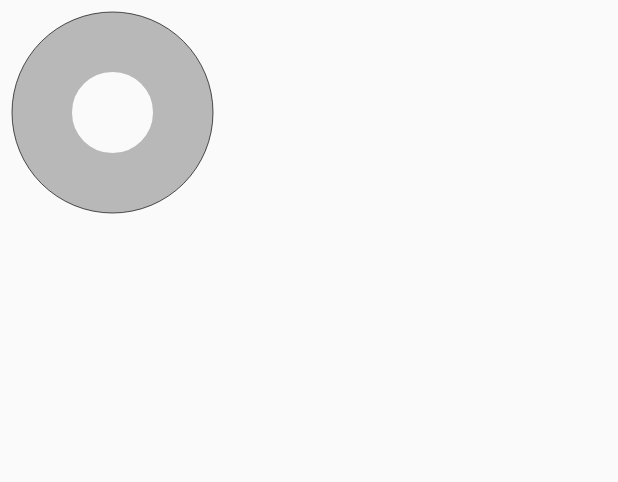
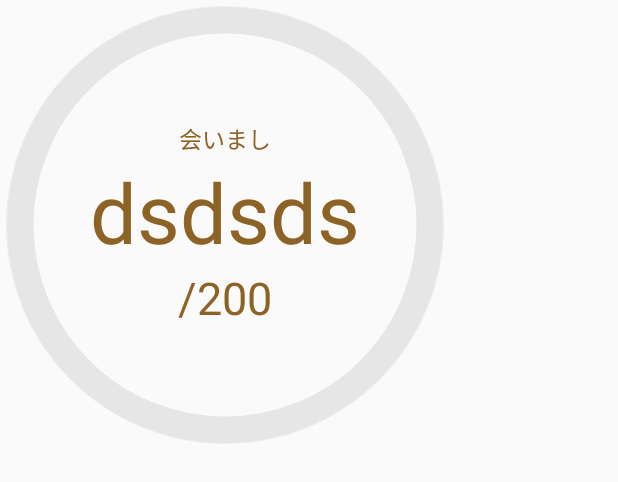
Before and after one commit to at-sonntt/CardBook1, an Android app: the layout fragment_tab_two.xml on its own in the app's theme, with its tools: preview values and no code run, on a phone screen of 412 x 824 dp. Shown: the top 482 px of the screen. Run offline under Robolectric (Android 15) with nearby library versions, the phone set to English and light mode, and no system bars.

Commit message:
add new progressBar

```diff
--- a/app/src/main/java/com/example/sonntt/cardbook/fragment/FragmentTabTwo.java
+++ b/app/src/main/java/com/example/sonntt/cardbook/fragment/FragmentTabTwo.java
@@ -2,6 +2,7 @@ package com.example.sonntt.cardbook.fragment;
 
 import android.os.Handler;
 import android.support.v4.app.Fragment;
+import android.widget.TextView;
 
 import com.example.sonntt.cardbook.R;
 import com.example.sonntt.cardbook.until.ProgressWheel;
@@ -22,8 +23,13 @@ public class FragmentTabTwo extends Fragment {
     @ViewById(R.id.progressBarTwo)
     ProgressWheel mProgressWheel;
 
+    @ViewById(R.id.tvProgress)
+    TextView mTvProgress;
+
     @AfterViews
     void afterView() {
+        // HandelSeekBar();
+        //  styleRandom(mProgressWheel, getActivity());
         HandelSeekBar();
     }
 
@@ -32,12 +38,15 @@ public class FragmentTabTwo extends Fragment {
         new Thread(new Runnable() {
             public void run() {
 
-                while (progressStatus < 100) {
+                while (progressStatus < 180) {
                     progressStatus += 1;
                     // Update the progress bar
                     mHandler.post(new Runnable() {
                         public void run() {
-                            mProgressWheel.setProgress(progressStatus);
+
+                            mProgressWheel.setProgress(progressStatus * 360 / 200);
+                            mProgressWheel.setText(String.valueOf(progressStatus));
+                            mTvProgress.setText(String.valueOf(progressStatus));
 
                         }
                     });
@@ -53,4 +62,5 @@ public class FragmentTabTwo extends Fragment {
             }
         }).start();
     }
+
 }
--- a/app/src/main/java/com/example/sonntt/cardbook/until/ProgressWheel.java
+++ b/app/src/main/java/com/example/sonntt/cardbook/until/ProgressWheel.java
@@ -17,8 +17,6 @@ import com.example.sonntt.cardbook.R;
  * An indicator of progress, similar to Android's ProgressBar.
  *
  * @author Todd Davies
- *         <p/>
- *         See MIT-LICENSE.txt for licence details
  */
 public class ProgressWheel extends View {
 
@@ -241,7 +239,9 @@ public class ProgressWheel extends View {
         barLength = (int) a.getDimension(R.styleable.ProgressWheel_pwBarLength, barLength);
 
         delayMillis = a.getInteger(R.styleable.ProgressWheel_pwDelayMillis, delayMillis);
-        if (delayMillis < 0) { delayMillis = 10; }
+        if (delayMillis < 0) {
+            delayMillis = 10;
+        }
 
         // Only set the text if it is explicitly defined
         if (a.hasValue(R.styleable.ProgressWheel_pwText)) {
@@ -304,7 +304,7 @@ public class ProgressWheel extends View {
     }
 
     /**
-    *   Check if the wheel is currently spinning
+     * Check if the wheel is currently spinning
      */
     public boolean isSpinning() {
         return isSpinning;
@@ -349,6 +349,7 @@ public class ProgressWheel extends View {
         progress += amount;
         if (progress > 360)
             progress %= 360;
+
         postInvalidate();
     }
 
@@ -400,8 +401,8 @@ public class ProgressWheel extends View {
     public void setBarWidth(int barWidth) {
         this.barWidth = barWidth;
 
-        if ( this.barPaint != null ) {
-        	this.barPaint.setStrokeWidth( this.barWidth );
+        if (this.barPaint != null) {
+            this.barPaint.setStrokeWidth(this.barWidth);
         }
     }
 
@@ -412,8 +413,8 @@ public class ProgressWheel extends View {
     public void setTextSize(int textSize) {
         this.textSize = textSize;
 
-        if ( this.textPaint != null ) {
-        	this.textPaint.setTextSize( this.textSize );
+        if (this.textPaint != null) {
+            this.textPaint.setTextSize(this.textSize);
         }
     }
 
@@ -456,8 +457,8 @@ public class ProgressWheel extends View {
     public void setBarColor(int barColor) {
         this.barColor = barColor;
 
-        if ( this.barPaint != null ) {
-        	this.barPaint.setColor( this.barColor );
+        if (this.barPaint != null) {
+            this.barPaint.setColor(this.barColor);
         }
     }
 
@@ -468,8 +469,8 @@ public class ProgressWheel extends View {
     public void setCircleColor(int circleColor) {
         this.circleColor = circleColor;
 
-        if ( this.circlePaint != null ) {
-        	this.circlePaint.setColor( this.circleColor);
+        if (this.circlePaint != null) {
+            this.circlePaint.setColor(this.circleColor);
         }
     }
 
@@ -480,8 +481,8 @@ public class ProgressWheel extends View {
     public void setRimColor(int rimColor) {
         this.rimColor = rimColor;
 
-        if ( this.rimPaint != null ) {
-        	this.rimPaint.setColor( this.rimColor );
+        if (this.rimPaint != null) {
+            this.rimPaint.setColor(this.rimColor);
         }
     }
 
@@ -500,8 +501,8 @@ public class ProgressWheel extends View {
     public void setTextColor(int textColor) {
         this.textColor = textColor;
 
-        if ( this.textPaint != null ) {
-        	this.textPaint.setColor( this.textColor );
+        if (this.textPaint != null) {
+            this.textPaint.setColor(this.textColor);
         }
     }
 
@@ -520,8 +521,8 @@ public class ProgressWheel extends View {
     public void setRimWidth(int rimWidth) {
         this.rimWidth = rimWidth;
 
-        if ( this.rimPaint != null ) {
-        	this.rimPaint.setStrokeWidth( this.rimWidth );
+        if (this.rimPaint != null) {
+            this.rimPaint.setStrokeWidth(this.rimWidth);
         }
     }
 
@@ -540,8 +541,8 @@ public class ProgressWheel extends View {
     public void setContourColor(int contourColor) {
         this.contourColor = contourColor;
 
-    	if ( contourPaint != null ) {
-    		this.contourPaint.setColor( this.contourColor );
+        if (contourPaint != null) {
+            this.contourPaint.setColor(this.contourColor);
         }
     }
 
@@ -552,10 +553,12 @@ public class ProgressWheel extends View {
     public void setContourSize(float contourSize) {
         this.contourSize = contourSize;
 
-    	if ( contourPaint != null ) {
-    		this.contourPaint.setStrokeWidth( this.contourSize );
+        if (contourPaint != null) {
+            this.contourPaint.setStrokeWidth(this.contourSize);
         }
     }
 
-    public int getProgress() { return (int) progress; }
+    public int getProgress() {
+        return (int) progress;
     }
+}
--- a/app/src/main/res/layout/fragment_tab_two.xml
+++ b/app/src/main/res/layout/fragment_tab_two.xml
@@ -1,19 +1,52 @@
 <?xml version="1.0" encoding="utf-8"?>
-<LinearLayout xmlns:android="http://schemas.android.com/apk/res/android"
+<RelativeLayout xmlns:android="http://schemas.android.com/apk/res/android"
               xmlns:ProgressWheel="http://schemas.android.com/apk/res-auto"
-              android:orientation="vertical"
               android:layout_width="match_parent"
               android:layout_height="match_parent">
 <com.example.sonntt.cardbook.until.ProgressWheel
     android:id="@+id/progressBarTwo"
-    android:layout_width="150dp"
-    android:layout_height="150dp"
-    ProgressWheel:pwTextColor="#222222"
+    android:layout_width="300dp"
+    android:layout_height="300dp"
+    ProgressWheel:pwTextColor="#00000000"
     ProgressWheel:pwTextSize="14sp"
-    ProgressWheel:pwRimColor="#44000000"
     ProgressWheel:pwBarLength="60dp"
-    ProgressWheel:pwBarColor="#FFCC00"
-    ProgressWheel:pwBarWidth="25dp"
-    ProgressWheel:pwRimWidth="40dp"
-    ProgressWheel:pwSpinSpeed="3dp"/>
-</LinearLayout>
+    ProgressWheel:pwBarColor="#FFCC33"
+    ProgressWheel:pwBarWidth="10dp"
+    ProgressWheel:pwRimWidth="18dp"
+    ProgressWheel:pwSpinSpeed="3dp"
+    android:layout_gravity="center"
+    ProgressWheel:pwText="đesdsfs"
+    ProgressWheel:pwContourColor="#EEEEEE"/>
+    <LinearLayout
+        android:layout_width="300dp"
+        android:layout_height="300dp"
+        android:gravity="center"
+        android:orientation="vertical">
+
+        <TextView
+            android:id="@+id/tvTitle"
+            android:layout_width="wrap_content"
+            android:layout_height="wrap_content"
+            android:text="会いまし"
+            android:gravity="center"
+            android:textColor="#8c6225"
+            android:textSize="15sp"/>
+        <TextView
+            android:id="@+id/tvProgress"
+            android:layout_width="wrap_content"
+            android:layout_height="wrap_content"
+            android:text="dsdsds"
+            android:gravity="center"
+            android:textColor="#8c6225"
+            android:textSize="55sp"/>
+        <TextView
+            android:id="@+id/tvProgressMax"
+            android:layout_width="wrap_content"
+            android:layout_height="wrap_content"
+            android:text="/200"
+            android:gravity="center"
+            android:textColor="#8c6225"
+            android:textSize="30sp"/>
+    </LinearLayout>
+
+</RelativeLayout>
```
Lines whose indentation alone changed are shown as unchanged.
